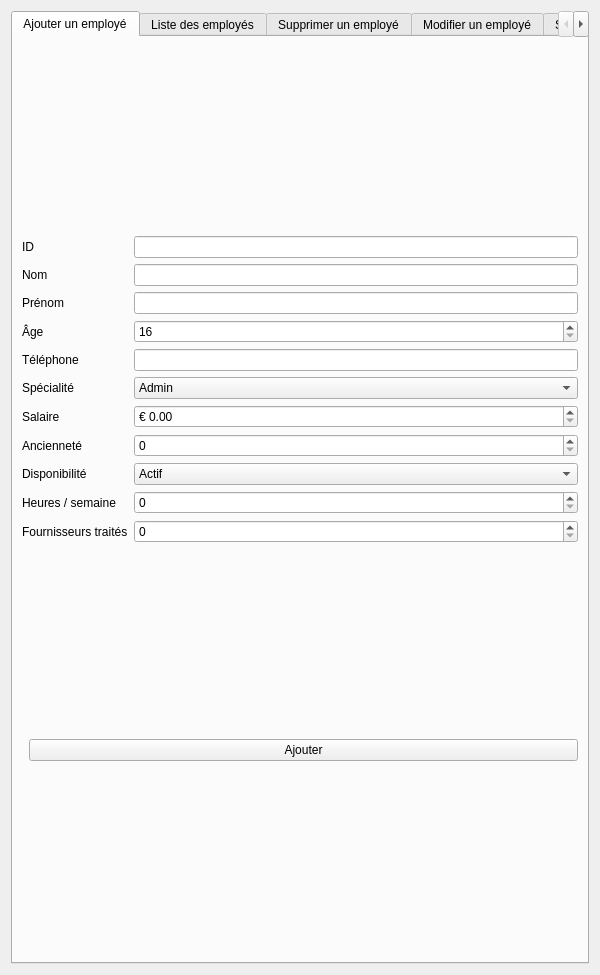
Esprit-UP-Algo/projetcpp2526-s2-2a12-smart-oil-press, file employe_widget.ui: the form before one commit.
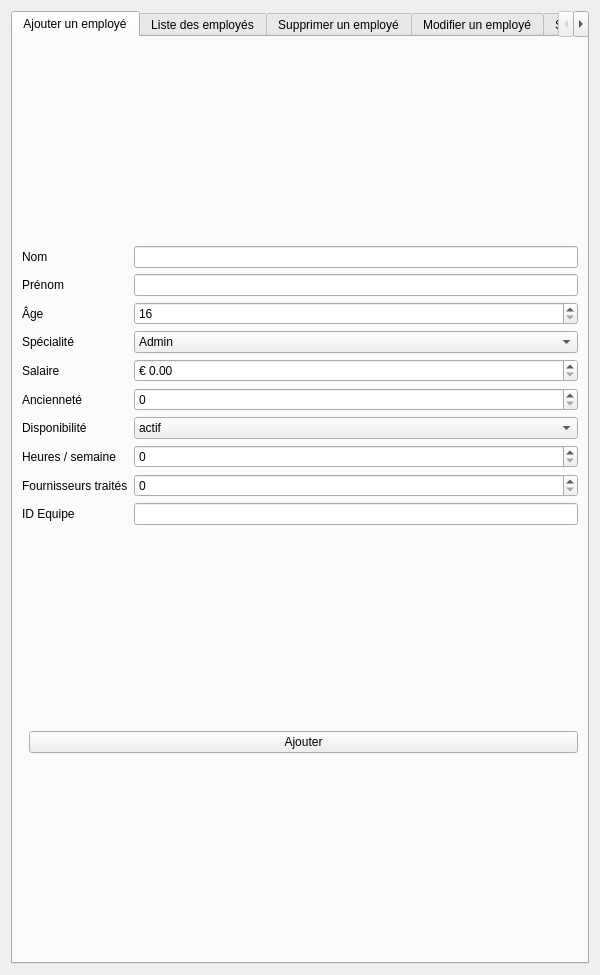
The form after the commit. Icons and pictures are not drawn.

```diff
--- a/employe_widget.ui
+++ b/employe_widget.ui
@@ -19,41 +19,29 @@
        <item>
         <layout class="QGridLayout" name="grid_ajouter">
          <item row="0" column="0">
-          <widget class="QLabel" name="label_id"><property name="text"><string>ID</string></property></widget>
-         </item>
-         <item row="0" column="1">
-          <widget class="QLineEdit" name="lineEdit_id"><property name="readOnly"><bool>true</bool></property></widget>
-         </item>
-         <item row="1" column="0">
           <widget class="QLabel" name="label_nom">
            <property name="text"><string>Nom</string></property>
           </widget>
          </item>
-         <item row="1" column="1">
+         <item row="0" column="1">
           <widget class="QLineEdit" name="lineEdit_nom"/>
          </item>
-         <item row="2" column="0">
+         <item row="1" column="0">
           <widget class="QLabel" name="label_prenom"><property name="text"><string>Prénom</string></property></widget>
          </item>
-         <item row="2" column="1">
+         <item row="1" column="1">
           <widget class="QLineEdit" name="lineEdit_prenom"/>
          </item>
-         <item row="3" column="0">
+         <item row="2" column="0">
           <widget class="QLabel" name="label_age"><property name="text"><string>Âge</string></property></widget>
          </item>
-         <item row="3" column="1">
+         <item row="2" column="1">
           <widget class="QSpinBox" name="spinBox_age"><property name="minimum"><number>16</number></property><property name="maximum"><number>120</number></property></widget>
          </item>
-         <item row="4" column="0">
-          <widget class="QLabel" name="label_tel"><property name="text"><string>Téléphone</string></property></widget>
-         </item>
-         <item row="4" column="1">
-          <widget class="QLineEdit" name="lineEdit_tel"/>
-         </item>
-         <item row="5" column="0">
+         <item row="3" column="0">
           <widget class="QLabel" name="label_spec"><property name="text"><string>Spécialité</string></property></widget>
          </item>
-         <item row="5" column="1">
+         <item row="3" column="1">
           <widget class="QComboBox" name="combo_spec">
            <item><property name="text"><string>Admin</string></property></item>
            <item><property name="text"><string>Manager</string></property></item>
@@ -65,7 +53,11 @@
           <widget class="QLabel" name="label_salaire"><property name="text"><string>Salaire</string></property></widget>
          </item>
          <item row="6" column="1">
-          <widget class="QDoubleSpinBox" name="doubleSpin_salaire"><property name="prefix"><string>€ </string></property><property name="decimals"><number>2</number></property></widget>
+          <widget class="QDoubleSpinBox" name="doubleSpin_salaire">
+           <property name="prefix"><string>€ </string></property>
+           <property name="decimals"><number>2</number></property>
+           <property name="maximum"><double>1000000.00</double></property>
+          </widget>
          </item>
          <item row="7" column="0">
           <widget class="QLabel" name="label_anciennete"><property name="text"><string>Ancienneté</string></property></widget>
@@ -77,7 +69,7 @@
           <widget class="QLabel" name="label_disp"><property name="text"><string>Disponibilité</string></property></widget>
          </item>
          <item row="8" column="1">
-          <widget class="QComboBox" name="combo_disp"><item><property name="text"><string>Actif</string></property></item><item><property name="text"><string>Suspendu</string></property></item></widget>
+          <widget class="QComboBox" name="combo_disp"><item><property name="text"><string>actif</string></property></item><item><property name="text"><string>suspendu</string></property></item></widget>
          </item>
          <item row="9" column="0">
           <widget class="QLabel" name="label_heures"><property name="text"><string>Heures / semaine</string></property></widget>
@@ -91,6 +83,12 @@
          <item row="10" column="1">
           <widget class="QSpinBox" name="spin_fourn"/>
          </item>
+         <item row="11" column="0">
+          <widget class="QLabel" name="label_id_equipe"><property name="text"><string>ID Equipe</string></property></widget>
+         </item>
+         <item row="11" column="1">
+          <widget class="QLineEdit" name="lineEdit_id_equipe"/>
+         </item>
         </layout>
        </item>
        <item>
@@ -132,10 +130,10 @@
               <widget class="QLineEdit" name="search_nom"><property name="placeholderText"><string>Entrez nom...</string></property></widget>
              </item>
              <item>
-              <widget class="QLabel" name="label_search_tel"><property name="text"><string>Téléphone</string></property></widget>
+              <widget class="QLabel" name="label_search_id_equipe"><property name="text"><string>ID Equipe</string></property></widget>
              </item>
              <item>
-              <widget class="QLineEdit" name="search_tel"><property name="placeholderText"><string>Entrez tel...</string></property></widget>
+              <widget class="QLineEdit" name="search_id_equipe"><property name="placeholderText"><string>Entrez ID equipe...</string></property></widget>
              </item>
              <item>
               <widget class="QLabel" name="label_search_spec"><property name="text"><string>Spécialité</string></property></widget>
@@ -216,13 +214,13 @@
             <column><property name="text"><string>Nom</string></property></column>
             <column><property name="text"><string>Prénom</string></property></column>
             <column><property name="text"><string>Âge</string></property></column>
-            <column><property name="text"><string>Téléphone</string></property></column>
             <column><property name="text"><string>Spécialité</string></property></column>
             <column><property name="text"><string>Salaire</string></property></column>
             <column><property name="text"><string>Ancienneté</string></property></column>
             <column><property name="text"><string>Disponibilité</string></property></column>
             <column><property name="text"><string>Heures</string></property></column>
             <column><property name="text"><string>Fournisseurs</string></property></column>
+            <column><property name="text"><string>ID Equipe</string></property></column>
            </widget>
           </item>
          </layout>
@@ -250,7 +248,7 @@
        <item>
         <layout class="QFormLayout" name="formModifier">
          <item row="0" column="0"><widget class="QLabel" name="label_id_mod"><property name="text"><string>ID Employé</string></property></widget></item>
-         <item row="0" column="1"><widget class="QLineEdit" name="lineEdit_id_mod"><property name="readOnly"><bool>true</bool></property></widget></item>
+         <item row="0" column="1"><widget class="QLineEdit" name="lineEdit_id_mod"/></item>
         </layout>
        </item>
        <item>
@@ -262,20 +260,26 @@
           <item row="1" column="1"><widget class="QLineEdit" name="lineEdit_prenom_mod"/></item>
           <item row="2" column="0"><widget class="QLabel" name="label_age_mod"><property name="text"><string>Âge</string></property></widget></item>
           <item row="2" column="1"><widget class="QSpinBox" name="spinBox_age_mod"><property name="minimum"><number>16</number></property><property name="maximum"><number>120</number></property></widget></item>
-          <item row="3" column="0"><widget class="QLabel" name="label_tel_mod"><property name="text"><string>Téléphone</string></property></widget></item>
-          <item row="3" column="1"><widget class="QLineEdit" name="lineEdit_tel_mod"/></item>
           <item row="4" column="0"><widget class="QLabel" name="label_spec_mod"><property name="text"><string>Spécialité</string></property></widget></item>
           <item row="4" column="1"><widget class="QComboBox" name="combo_spec_mod"><item><property name="text"><string>Admin</string></property></item><item><property name="text"><string>Manager</string></property></item><item><property name="text"><string>Technicien</string></property></item><item><property name="text"><string>Magasinier</string></property></item></widget></item>
           <item row="5" column="0"><widget class="QLabel" name="label_salaire_mod"><property name="text"><string>Salaire</string></property></widget></item>
-          <item row="5" column="1"><widget class="QDoubleSpinBox" name="doubleSpin_salaire_mod"><property name="prefix"><string>€ </string></property><property name="decimals"><number>2</number></property></widget></item>
+          <item row="5" column="1">
+           <widget class="QDoubleSpinBox" name="doubleSpin_salaire_mod">
+            <property name="prefix"><string>€ </string></property>
+            <property name="decimals"><number>2</number></property>
+            <property name="maximum"><double>1000000.00</double></property>
+           </widget>
+          </item>
           <item row="6" column="0"><widget class="QLabel" name="label_anciennete_mod"><property name="text"><string>Ancienneté</string></property></widget></item>
           <item row="6" column="1"><widget class="QSpinBox" name="spin_anciennete_mod"/></item>
           <item row="7" column="0"><widget class="QLabel" name="label_disp_mod"><property name="text"><string>Disponibilité</string></property></widget></item>
-          <item row="7" column="1"><widget class="QComboBox" name="combo_disp_mod"><item><property name="text"><string>Actif</string></property></item><item><property name="text"><string>Suspendu</string></property></item></widget></item>
+          <item row="7" column="1"><widget class="QComboBox" name="combo_disp_mod"><item><property name="text"><string>actif</string></property></item><item><property name="text"><string>suspendu</string></property></item></widget></item>
           <item row="8" column="0"><widget class="QLabel" name="label_heures_mod"><property name="text"><string>Heures / semaine</string></property></widget></item>
           <item row="8" column="1"><widget class="QSpinBox" name="spin_heures_mod"><property name="maximum"><number>168</number></property></widget></item>
           <item row="9" column="0"><widget class="QLabel" name="label_fourn_mod"><property name="text"><string>Fournisseurs traités</string></property></widget></item>
           <item row="9" column="1"><widget class="QSpinBox" name="spin_fourn_mod"/></item>
+          <item row="10" column="0"><widget class="QLabel" name="label_id_equipe_mod"><property name="text"><string>ID Equipe</string></property></widget></item>
+          <item row="10" column="1"><widget class="QLineEdit" name="lineEdit_id_equipe_mod"/></item>
          </layout>
         </widget>
        </item>
```
Left out of the diff: 4 changed lines with no effect on the pictures.
